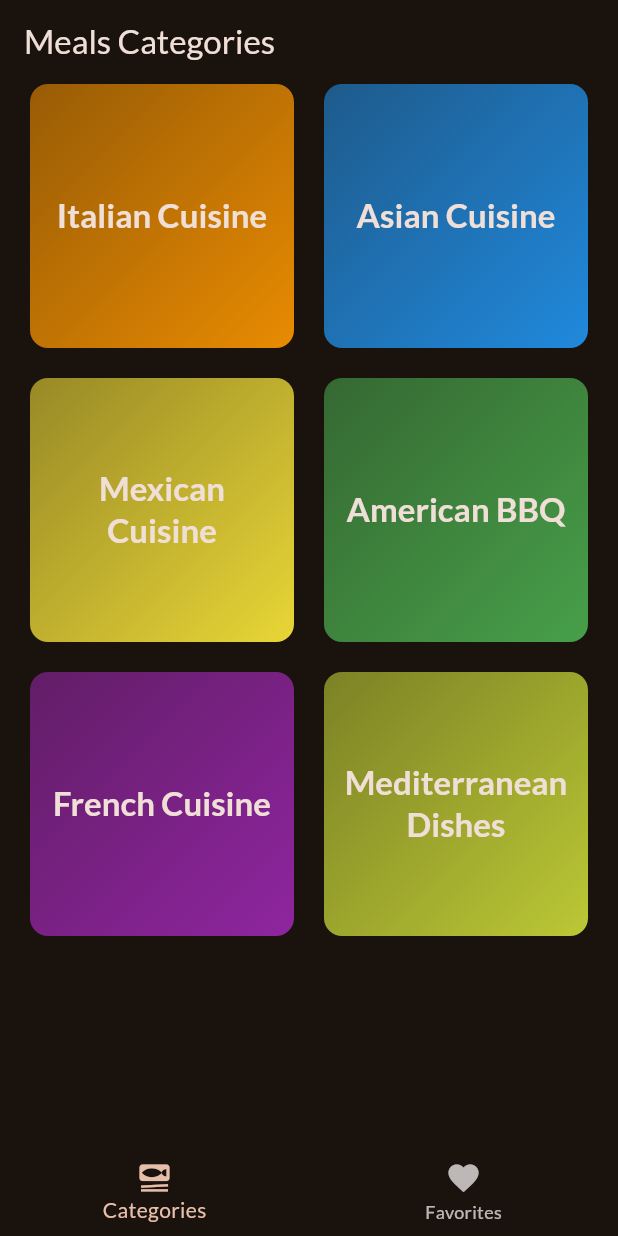
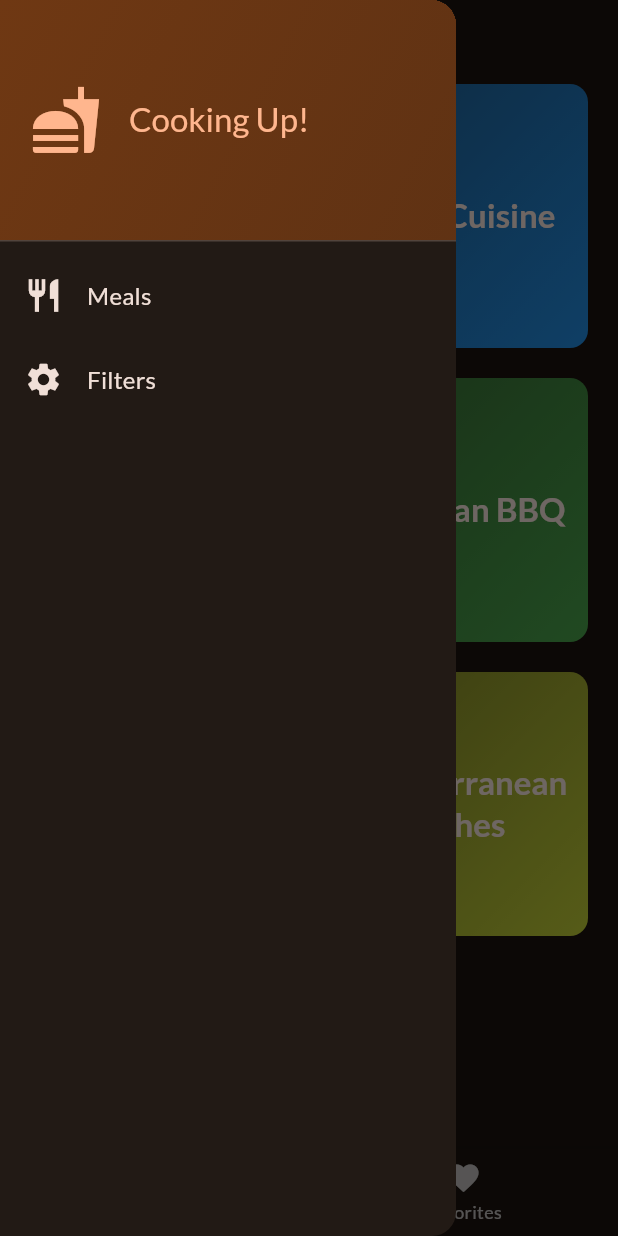
Before and after one commit to themse/fl-restaurant, a Flutter app: the screen it shows after launch, with the side drawer open (before the commit the screen has no drawer), on a phone screen of 412 x 824 dp. Run offline on Flutter 3.47's test engine with Material 3 defaults, Android fonts, the phone set to English and light mode, and no system bars; our stand-ins replace google_fonts, transparent_image.

Commit message:
feat: implement filters

```diff
--- /dev/null
+++ b/lib/widgets/main_drawer.dart
@@ -0,0 +1,84 @@
+import 'package:flutter/material.dart';
+
+class MainDrawer extends StatelessWidget {
+  final void Function(String identifier) onSelectScreen;
+
+  const MainDrawer({
+    super.key,
+    required this.onSelectScreen,
+  });
+
+  @override
+  Widget build(BuildContext context) {
+    return Drawer(
+      child: Column(
+        children: [
+          DrawerHeader(
+            padding: const EdgeInsets.all(20),
+            decoration: BoxDecoration(
+              gradient: LinearGradient(
+                colors: [
+                  Theme.of(context).colorScheme.primaryContainer,
+                  Theme.of(context)
+                      .colorScheme
+                      .primaryContainer
+                      .withOpacity(0.8),
+                ],
+                begin: Alignment.topLeft,
+                end: Alignment.bottomRight,
+              ),
+            ),
+            child: Row(
+              children: [
+                Icon(
+                  Icons.fastfood,
+                  size: 48,
+                  color: Theme.of(context).colorScheme.primary,
+                ),
+                const SizedBox(width: 18),
+                Text(
+                  'Cooking Up!',
+                  style: Theme.of(context).textTheme.titleLarge!.copyWith(
+                        color: Theme.of(context).colorScheme.primary,
+                      ),
+                )
+              ],
+            ),
+          ),
+          ListTile(
+            onTap: () {
+              onSelectScreen('meals');
+            },
+            leading: Icon(
+              Icons.restaurant,
+              size: 26,
+              color: Theme.of(context).colorScheme.onBackground,
+            ),
+            title: Text(
+              'Meals',
+              style: Theme.of(context).textTheme.titleMedium!.copyWith(
+                    color: Theme.of(context).colorScheme.onBackground,
+                  ),
+            ),
+          ),
+          ListTile(
+            onTap: () {
+              onSelectScreen('filters');
+            },
+            leading: Icon(
+              Icons.settings,
+              size: 26,
+              color: Theme.of(context).colorScheme.onBackground,
+            ),
+            title: Text(
+              'Filters',
+              style: Theme.of(context).textTheme.titleMedium!.copyWith(
+                    color: Theme.of(context).colorScheme.onBackground,
+                  ),
+            ),
+          ),
+        ],
+      ),
+    );
+  }
+}
```
Also changed, not shown: lib/screens/filters.dart (added, +114 -0 lines), lib/screens/tabs.dart (+22 -0 lines), lib/widgets/filter_tile.dart (added, +32 -0 lines).
